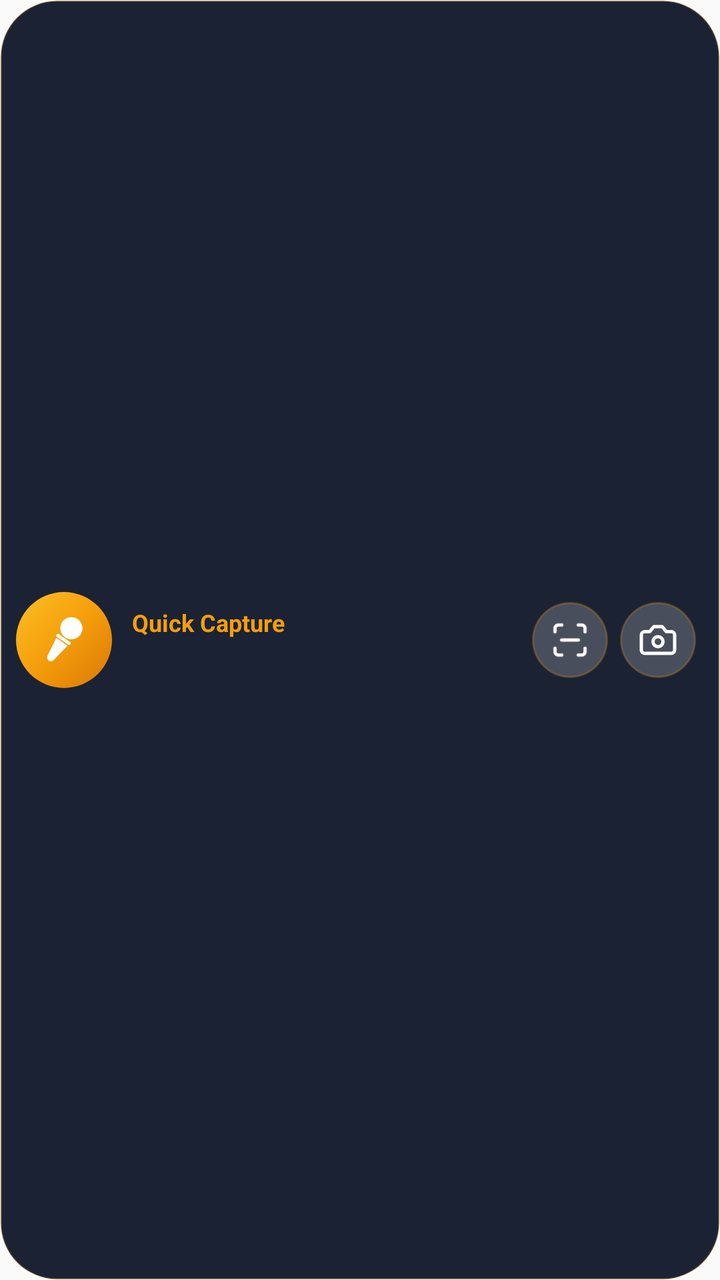
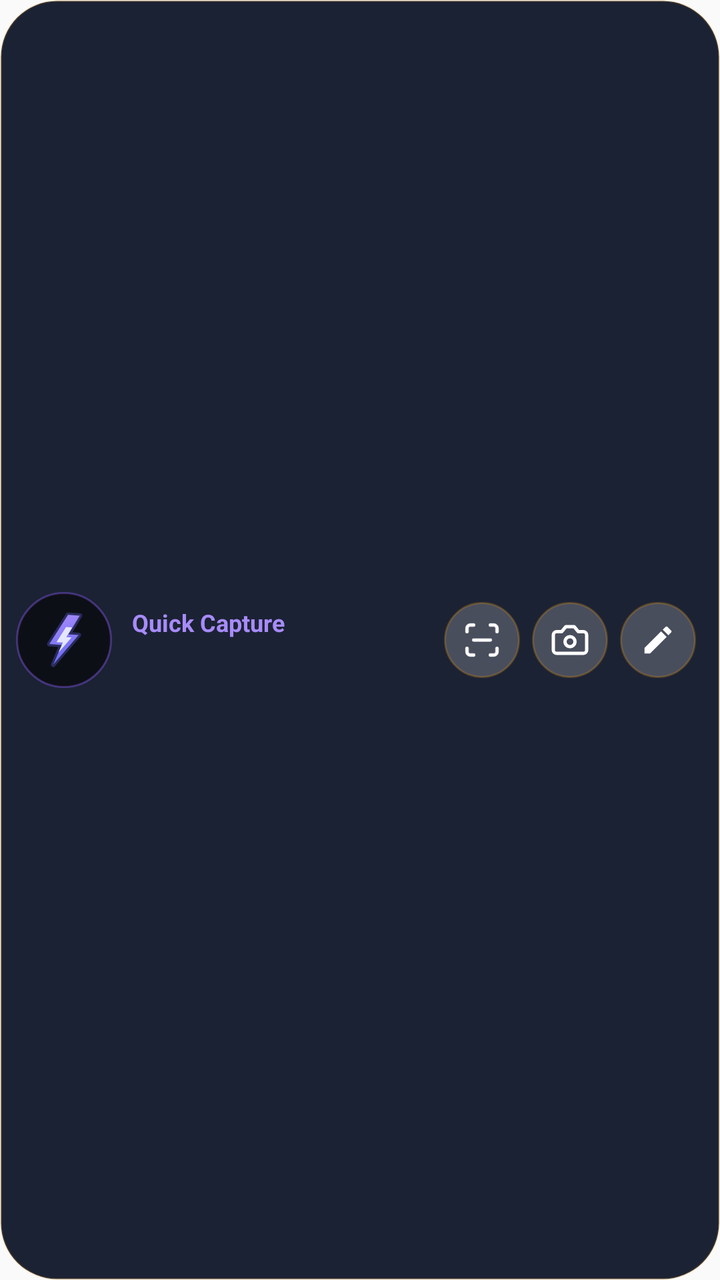

Screens rendered from an Android XML layout before and after an edit, with the pre-edit source and the edit as a unified diff.
<!-- AndroidManifest.xml: application theme AppTheme -->
<!-- res/layout/widget_medium.xml -->
<?xml version="1.0" encoding="utf-8"?>
<LinearLayout xmlns:android="http://schemas.android.com/apk/res/android"
    android:id="@+id/widget_root"
    android:layout_width="match_parent"
    android:layout_height="match_parent"
    android:background="@drawable/widget_panel"
    android:gravity="center_vertical"
    android:orientation="horizontal"
    android:paddingStart="8dp"
    android:paddingEnd="12dp">

    <FrameLayout
        android:id="@+id/med_mic"
        android:layout_width="48dp"
        android:layout_height="48dp"
        android:contentDescription="Start Quick Capture">
        <ImageView
            android:id="@+id/med_mic_bg"
            android:layout_width="match_parent"
            android:layout_height="match_parent"
            android:src="@drawable/widget_bg_idle"
            android:importantForAccessibility="no" />
        <ImageView
            android:id="@+id/med_mic_icon"
            android:layout_width="26dp"
            android:layout_height="26dp"
            android:layout_gravity="center"
            android:src="@drawable/ic_mic_white"
            android:importantForAccessibility="no" />
    </FrameLayout>

    <LinearLayout
        android:id="@+id/med_text"
        android:layout_width="0dp"
        android:layout_height="wrap_content"
        android:layout_weight="1"
        android:layout_marginStart="10dp"
        android:orientation="vertical">

        <TextView
            android:id="@+id/med_title"
            android:layout_width="wrap_content"
            android:layout_height="wrap_content"
            android:maxLines="1"
            android:text="Quick Capture"
            android:textColor="#FFF59E0B"
            android:textSize="12sp"
            android:textStyle="bold" />

        <TextView
            android:id="@+id/med_status"
            android:layout_width="match_parent"
            android:layout_height="wrap_content"
            android:ellipsize="end"
            android:maxLines="1"
            android:textColor="#FFFFFFFF"
            android:textSize="13sp" />

        <LinearLayout
            android:id="@+id/med_rec_row"
            android:layout_width="wrap_content"
            android:layout_height="wrap_content"
            android:gravity="center_vertical"
            android:orientation="horizontal"
            android:visibility="gone">
            <ProgressBar
                android:layout_width="10dp"
                android:layout_height="10dp"
                android:indeterminate="true"
                android:indeterminateDrawable="@drawable/widget_pulse_dot" />
            <Chronometer
                android:id="@+id/med_chrono"
                android:layout_width="wrap_content"
                android:layout_height="wrap_content"
                android:layout_marginStart="6dp"
                android:textColor="#FFFFFFFF"
                android:textSize="13sp"
                android:textStyle="bold" />
            <TextView
                android:layout_width="wrap_content"
                android:layout_height="wrap_content"
                android:layout_marginStart="8dp"
                android:maxLines="1"
                android:text="Tap to stop"
                android:textColor="#B3FFFFFF"
                android:textSize="13sp" />
        </LinearLayout>

        <LinearLayout
            android:id="@+id/med_busy_row"
            android:layout_width="wrap_content"
            android:layout_height="wrap_content"
            android:gravity="center_vertical"
            android:orientation="horizontal"
            android:visibility="gone">
            <ProgressBar
                android:id="@+id/med_spinner"
                android:layout_width="14dp"
                android:layout_height="14dp"
                android:layout_marginEnd="6dp"
                android:indeterminate="true"
                android:indeterminateTint="#FFF59E0B" />
            <TextView
                android:id="@+id/med_busy_text"
                android:layout_width="wrap_content"
                android:layout_height="wrap_content"
                android:ellipsize="end"
                android:maxLines="1"
                android:textColor="#FFFFFFFF"
                android:textSize="13sp" />
        </LinearLayout>
    </LinearLayout>

    <FrameLayout
        android:id="@+id/med_scan"
        android:layout_width="38dp"
        android:layout_height="38dp"
        android:layout_marginStart="6dp"
        android:contentDescription="Scan a document">
        <ImageView
            android:layout_width="match_parent"
            android:layout_height="match_parent"
            android:src="@drawable/widget_bg_tool"
            android:importantForAccessibility="no" />
        <ImageView
            android:layout_width="20dp"
            android:layout_height="20dp"
            android:layout_gravity="center"
            android:src="@drawable/ic_scan_white"
            android:importantForAccessibility="no" />
    </FrameLayout>
    <FrameLayout
        android:id="@+id/med_camera"
        android:layout_width="38dp"
        android:layout_height="38dp"
        android:layout_marginStart="6dp"
        android:contentDescription="Photo note">
        <ImageView
            android:layout_width="match_parent"
            android:layout_height="match_parent"
            android:src="@drawable/widget_bg_tool"
            android:importantForAccessibility="no" />
        <ImageView
            android:layout_width="20dp"
            android:layout_height="20dp"
            android:layout_gravity="center"
            android:src="@drawable/ic_camera_white"
            android:importantForAccessibility="no" />
    </FrameLayout>
</LinearLayout>
<!-- resources referenced by this layout -->
<resources>
  <!-- drawable ic_mic_white (drawable) -->
  <?xml version="1.0" encoding="utf-8"?>
  <vector xmlns:android="http://schemas.android.com/apk/res/android"
      xmlns:aapt="http://schemas.android.com/aapt"
      android:width="24dp" android:height="24dp"
      android:viewportWidth="1024" android:viewportHeight="1024">
      <path android:pathData="M439.13 280.32A218.32 218.32 0 1 0 875.77 280.32A218.32 218.32 0 1 0 439.13 280.32Z" android:fillColor="#FFFFFFFF"/>
      <path android:pathData="M411.51 396.84L632.08 551.28A32.75 32.75 0 0 1 640.12 596.89L640.12 596.89A32.75 32.75 0 0 1 594.51 604.93L373.94 450.49A32.75 32.75 0 0 1 365.9 404.88L365.9 404.88A32.75 32.75 0 0 1 411.51 396.84Z" android:fillColor="#FFFFFFFF"/>
      <path android:pathData="M361.42 468.37L581.99 622.82L317.24 899.41A76.41 76.41 0 0 1 192.06 811.75Z" android:fillColor="#FFFFFFFF"/>
  </vector>
  <!-- drawable ic_scan_white (drawable) -->
  <?xml version="1.0" encoding="utf-8"?>
  <vector xmlns:android="http://schemas.android.com/apk/res/android" android:width="24dp" android:height="24dp" android:viewportWidth="24" android:viewportHeight="24">
      <path android:strokeColor="@android:color/white" android:strokeWidth="2" android:strokeLineCap="round" android:strokeLineJoin="round" android:fillColor="#00000000"
          android:pathData="M3,7V5a2,2 0,0 1,2,-2h2M17,3h2a2,2 0,0 1,2,2v2M21,17v2a2,2 0,0 1,-2,2h-2M7,21H5a2,2 0,0 1,-2,-2v-2M7,12h10"/>
  </vector>
  <!-- drawable widget_bg_idle (drawable) -->
  <shape xmlns:android="http://schemas.android.com/apk/res/android" android:shape="oval">
      <gradient android:angle="315" android:startColor="#FFFBBF24" android:centerColor="#FFF59E0B" android:endColor="#FFD97706"/>
  </shape>
  <!-- drawable widget_bg_tool (drawable) -->
  <?xml version="1.0" encoding="utf-8"?>
  <shape xmlns:android="http://schemas.android.com/apk/res/android" android:shape="oval">
      <solid android:color="#33FFFFFF"/>
      <stroke android:width="1dp" android:color="#40F59E0B"/>
  </shape>
  <!-- drawable widget_panel (drawable) -->
  <shape xmlns:android="http://schemas.android.com/apk/res/android" android:shape="rectangle">
      <solid android:color="#F20F172A"/>
      <stroke android:width="1dp" android:color="#26F59E0B"/>
      <corners android:radius="@dimen/widget_radius"/>
  </shape>
  <style name="AppTheme" parent="Theme.AppCompat.Light.DarkActionBar">
          <item name="colorPrimary">@color/colorPrimary</item>
          <item name="colorPrimaryDark">@color/colorPrimaryDark</item>
          <item name="colorAccent">@color/colorAccent</item>
      </style>
  <dimen name="widget_radius">20dp</dimen>
  <color name="colorPrimary">#0F172A</color>
  <color name="colorPrimaryDark">#0F172A</color>
  <color name="colorAccent">#F59E0B</color>
  <!-- unchanged entries left out for length: 2 -->
</resources>

<!-- the commit's change to res/layout/widget_medium.xml (unified diff, before → after) -->
@@ -18,14 +18,14 @@
             android:id="@+id/med_mic_bg"
             android:layout_width="match_parent"
             android:layout_height="match_parent"
-            android:src="@drawable/widget_bg_idle"
+            android:src="@drawable/widget_bg_bolt"
             android:importantForAccessibility="no" />
         <ImageView
             android:id="@+id/med_mic_icon"
-            android:layout_width="26dp"
-            android:layout_height="26dp"
+            android:layout_width="28dp"
+            android:layout_height="28dp"
             android:layout_gravity="center"
-            android:src="@drawable/ic_mic_white"
+            android:src="@drawable/ic_bolt_neon"
             android:importantForAccessibility="no" />
     </FrameLayout>
 
@@ -43,7 +43,7 @@
             android:layout_height="wrap_content"
             android:maxLines="1"
             android:text="Quick Capture"
-            android:textColor="#FFF59E0B"
+            android:textColor="#FFA78BFA"
             android:textSize="12sp"
             android:textStyle="bold" />
 
@@ -147,4 +147,22 @@
             android:src="@drawable/ic_camera_white"
             android:importantForAccessibility="no" />
     </FrameLayout>
+    <FrameLayout
+        android:id="@+id/med_type"
+        android:layout_width="38dp"
+        android:layout_height="38dp"
+        android:layout_marginStart="6dp"
+        android:contentDescription="Type a note">
+        <ImageView
+            android:layout_width="match_parent"
+            android:layout_height="match_parent"
+            android:src="@drawable/widget_bg_tool"
+            android:importantForAccessibility="no" />
+        <ImageView
+            android:layout_width="18dp"
+            android:layout_height="18dp"
+            android:layout_gravity="center"
+            android:src="@drawable/ic_pencil_white"
+            android:importantForAccessibility="no" />
+    </FrameLayout>
 </LinearLayout>
<!-- resource entries referenced after the edit -->
@@ -1,14 +1,31 @@
 <!-- resources referenced by this layout -->
 <resources>
-  <!-- drawable ic_mic_white (drawable) -->
+  <!-- drawable ic_bolt_neon (drawable) -->
   <?xml version="1.0" encoding="utf-8"?>
   <vector xmlns:android="http://schemas.android.com/apk/res/android"
       xmlns:aapt="http://schemas.android.com/aapt"
       android:width="24dp" android:height="24dp"
       android:viewportWidth="1024" android:viewportHeight="1024">
-      <path android:pathData="M439.13 280.32A218.32 218.32 0 1 0 875.77 280.32A218.32 218.32 0 1 0 439.13 280.32Z" android:fillColor="#FFFFFFFF"/>
-      <path android:pathData="M411.51 396.84L632.08 551.28A32.75 32.75 0 0 1 640.12 596.89L640.12 596.89A32.75 32.75 0 0 1 594.51 604.93L373.94 450.49A32.75 32.75 0 0 1 365.9 404.88L365.9 404.88A32.75 32.75 0 0 1 411.51 396.84Z" android:fillColor="#FFFFFFFF"/>
-      <path android:pathData="M361.42 468.37L581.99 622.82L317.24 899.41A76.41 76.41 0 0 1 192.06 811.75Z" android:fillColor="#FFFFFFFF"/>
+      <group android:pivotX="512" android:pivotY="512" android:scaleX="1.85" android:scaleY="1.85">
+          <path android:pathData="M551.78 263.07L668.06 271.2L555.69 456.01L657.12 463.1L405.42 756.26L489.94 560.8L367.48 552.24Z"
+              android:fillColor="#00000000" android:strokeColor="#556366F1" android:strokeWidth="46" android:strokeLineJoin="round"/>
+          <path android:pathData="M551.78 263.07L668.06 271.2L555.69 456.01L657.12 463.1L405.42 756.26L489.94 560.8L367.48 552.24Z">
+              <aapt:attr name="android:fillColor">
+                  <gradient android:type="linear" android:startX="420" android:startY="263" android:endX="610" android:endY="756">
+                      <item android:offset="0" android:color="#FFA78BFA"/>
+                      <item android:offset="1" android:color="#FF6366F1"/>
+                  </gradient>
+              </aapt:attr>
+          </path>
+      </group>
+      <group android:pivotX="512" android:pivotY="512" android:scaleX="0.95" android:scaleY="0.95">
+          <path android:pathData="M551.78 263.07L668.06 271.2L555.69 456.01L657.12 463.1L405.42 756.26L489.94 560.8L367.48 552.24Z" android:fillColor="#E6EEF2FF"/>
+      </group>
+  </vector>
+  <!-- drawable ic_pencil_white (drawable) -->
+  <?xml version="1.0" encoding="utf-8"?>
+  <vector xmlns:android="http://schemas.android.com/apk/res/android" android:width="24dp" android:height="24dp" android:viewportWidth="24" android:viewportHeight="24">
+      <path android:fillColor="#FFFFFFFF" android:pathData="M3,17.25V21h3.75L17.81,9.94l-3.75,-3.75L3,17.25zM20.71,7.04c0.39,-0.39 0.39,-1.02 0,-1.41l-2.34,-2.34c-0.39,-0.39 -1.02,-0.39 -1.41,0l-1.83,1.83 3.75,3.75 1.83,-1.83z"/>
   </vector>
   <!-- drawable ic_scan_white (drawable) -->
   <?xml version="1.0" encoding="utf-8"?>
@@ -16,9 +33,11 @@
       <path android:strokeColor="@android:color/white" android:strokeWidth="2" android:strokeLineCap="round" android:strokeLineJoin="round" android:fillColor="#00000000"
           android:pathData="M3,7V5a2,2 0,0 1,2,-2h2M17,3h2a2,2 0,0 1,2,2v2M21,17v2a2,2 0,0 1,-2,2h-2M7,21H5a2,2 0,0 1,-2,-2v-2M7,12h10"/>
   </vector>
-  <!-- drawable widget_bg_idle (drawable) -->
+  <!-- drawable widget_bg_bolt (drawable) -->
+  <?xml version="1.0" encoding="utf-8"?>
   <shape xmlns:android="http://schemas.android.com/apk/res/android" android:shape="oval">
-      <gradient android:angle="315" android:startColor="#FFFBBF24" android:centerColor="#FFF59E0B" android:endColor="#FFD97706"/>
+      <solid android:color="#CC0B0B10"/>
+      <stroke android:width="1dp" android:color="#668B5CF6"/>
   </shape>
   <!-- drawable widget_bg_tool (drawable) -->
   <?xml version="1.0" encoding="utf-8"?>
